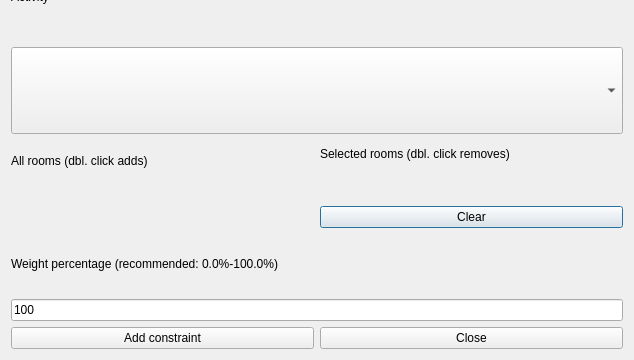
Qt form src/interface/addconstraintactivitypreferredroomsform_template.ui (janLo/FET) before a commit; both pictures show x 0 to 634 and y 205 to 565 of the 634 by 565 pixel window.
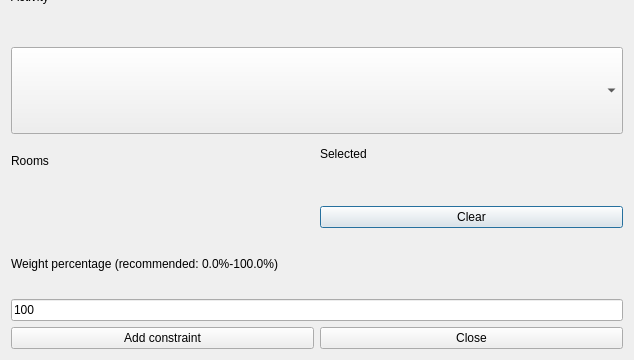
The same form after that commit. Custom widgets are drawn as their Qt base class.

```diff
--- a/src/interface/addconstraintactivitypreferredroomsform_template.ui
+++ b/src/interface/addconstraintactivitypreferredroomsform_template.ui
@@ -106,7 +106,7 @@
         <enum>QFrame::Plain</enum>
        </property>
        <property name="text">
-        <string>All rooms (dbl. click adds)</string>
+        <string>Rooms</string>
        </property>
        <property name="wordWrap">
         <bool>false</bool>
@@ -135,7 +135,7 @@
         <enum>QFrame::Plain</enum>
        </property>
        <property name="text">
-        <string>Selected rooms (dbl. click removes)</string>
+        <string comment="It refers to a list of selected rooms">Selected</string>
        </property>
        <property name="wordWrap">
         <bool>false</bool>
```
